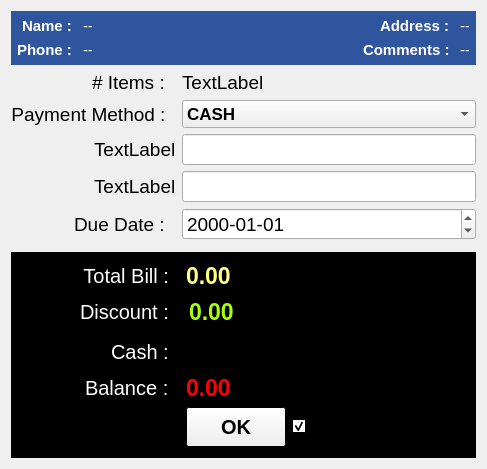
Above: estorecpp/singlepayment.ui from Watti/estorecpp before the change. Below: the same form after it.
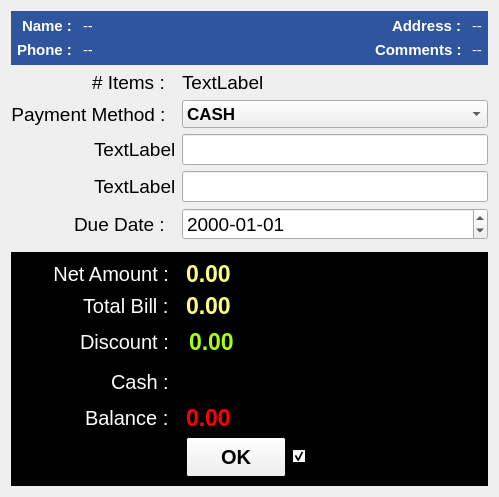
That is the form after the change. Icons and pictures are not drawn.

Commit message: minor ui changes credit interest added to the ui

The edit to the form file:
```diff
--- a/estorecpp/singlepayment.ui
+++ b/estorecpp/singlepayment.ui
@@ -6,8 +6,8 @@
    <rect>
     <x>0</x>
     <y>0</y>
-    <width>487</width>
-    <height>466</height>
+    <width>499</width>
+    <height>496</height>
    </rect>
   </property>
   <property name="windowTitle">
@@ -16,6 +16,12 @@
   <layout class="QVBoxLayout" name="verticalLayout">
    <item>
     <widget class="QWidget" name="widget_2" native="true">
+     <property name="sizePolicy">
+      <sizepolicy hsizetype="Preferred" vsizetype="Maximum">
+       <horstretch>0</horstretch>
+       <verstretch>0</verstretch>
+      </sizepolicy>
+     </property>
      <property name="palette">
       <palette>
        <active>
@@ -536,12 +542,6 @@
       <property name="labelAlignment">
        <set>Qt::AlignRight|Qt::AlignTrailing|Qt::AlignVCenter</set>
       </property>
-      <property name="topMargin">
-       <number>11</number>
-      </property>
-      <property name="bottomMargin">
-       <number>11</number>
-      </property>
       <item row="0" column="0">
        <widget class="QLabel" name="label_2">
         <property name="minimumSize">
@@ -649,7 +649,7 @@
          </font>
         </property>
         <property name="text">
-         <string>Total Bill :  </string>
+         <string>Net Amount :  </string>
         </property>
         <property name="alignment">
          <set>Qt::AlignRight|Qt::AlignTrailing|Qt::AlignVCenter</set>
@@ -657,7 +657,7 @@
        </widget>
       </item>
       <item row="0" column="1">
-       <widget class="QLabel" name="totalBillLbl">
+       <widget class="QLabel" name="netAmountLbl">
         <property name="palette">
          <palette>
           <active>
@@ -708,6 +708,106 @@
        </widget>
       </item>
       <item row="1" column="0">
+       <widget class="QLabel" name="label_5">
+        <property name="palette">
+         <palette>
+          <active>
+           <colorrole role="WindowText">
+            <brush brushstyle="SolidPattern">
+             <color alpha="255">
+              <red>255</red>
+              <green>255</green>
+              <blue>255</blue>
+             </color>
+            </brush>
+           </colorrole>
+          </active>
+          <inactive>
+           <colorrole role="WindowText">
+            <brush brushstyle="SolidPattern">
+             <color alpha="255">
+              <red>255</red>
+              <green>255</green>
+              <blue>255</blue>
+             </color>
+            </brush>
+           </colorrole>
+          </inactive>
+          <disabled>
+           <colorrole role="WindowText">
+            <brush brushstyle="SolidPattern">
+             <color alpha="255">
+              <red>120</red>
+              <green>120</green>
+              <blue>120</blue>
+             </color>
+            </brush>
+           </colorrole>
+          </disabled>
+         </palette>
+        </property>
+        <property name="font">
+         <font>
+          <pointsize>15</pointsize>
+         </font>
+        </property>
+        <property name="text">
+         <string>Total Bill :  </string>
+        </property>
+       </widget>
+      </item>
+      <item row="1" column="1">
+       <widget class="QLabel" name="totalBillLbl">
+        <property name="palette">
+         <palette>
+          <active>
+           <colorrole role="WindowText">
+            <brush brushstyle="SolidPattern">
+             <color alpha="255">
+              <red>255</red>
+              <green>255</green>
+              <blue>127</blue>
+             </color>
+            </brush>
+           </colorrole>
+          </active>
+          <inactive>
+           <colorrole role="WindowText">
+            <brush brushstyle="SolidPattern">
+             <color alpha="255">
+              <red>255</red>
+              <green>255</green>
+              <blue>127</blue>
+             </color>
+            </brush>
+           </colorrole>
+          </inactive>
+          <disabled>
+           <colorrole role="WindowText">
+            <brush brushstyle="SolidPattern">
+             <color alpha="255">
+              <red>120</red>
+              <green>120</green>
+              <blue>120</blue>
+             </color>
+            </brush>
+           </colorrole>
+          </disabled>
+         </palette>
+        </property>
+        <property name="font">
+         <font>
+          <pointsize>17</pointsize>
+          <weight>75</weight>
+          <bold>true</bold>
+         </font>
+        </property>
+        <property name="text">
+         <string>0.00</string>
+        </property>
+       </widget>
+      </item>
+      <item row="2" column="0">
        <widget class="QLabel" name="label_11">
         <property name="palette">
          <palette>
@@ -758,7 +858,7 @@
         </property>
        </widget>
       </item>
-      <item row="1" column="1">
+      <item row="2" column="1">
        <widget class="QLineEdit" name="discountText">
         <property name="palette">
          <palette>
@@ -836,7 +936,7 @@
         </property>
        </widget>
       </item>
-      <item row="2" column="0">
+      <item row="3" column="0">
        <widget class="QLabel" name="paymentType">
         <property name="palette">
          <palette>
@@ -887,7 +987,7 @@
         </property>
        </widget>
       </item>
-      <item row="2" column="1">
+      <item row="3" column="1">
        <widget class="QLineEdit" name="cashText">
         <property name="palette">
          <palette>
@@ -962,7 +1062,7 @@
         </property>
        </widget>
       </item>
-      <item row="3" column="0">
+      <item row="4" column="0">
        <widget class="QLabel" name="label_6">
         <property name="palette">
          <palette>
@@ -1013,7 +1113,7 @@
         </property>
        </widget>
       </item>
-      <item row="3" column="1">
+      <item row="4" column="1">
        <widget class="QLabel" name="balanceLbl">
         <property name="palette">
          <palette>
@@ -1064,7 +1164,7 @@
         </property>
        </widget>
       </item>
-      <item row="4" column="0">
+      <item row="5" column="0">
        <spacer name="horizontalSpacer">
         <property name="orientation">
          <enum>Qt::Horizontal</enum>
@@ -1077,7 +1177,7 @@
         </property>
        </spacer>
       </item>
-      <item row="4" column="1">
+      <item row="5" column="1">
        <layout class="QHBoxLayout" name="horizontalLayout_2">
         <item>
          <widget class="QPushButton" name="okBtn">
```
The commit also changes 2 other files.
